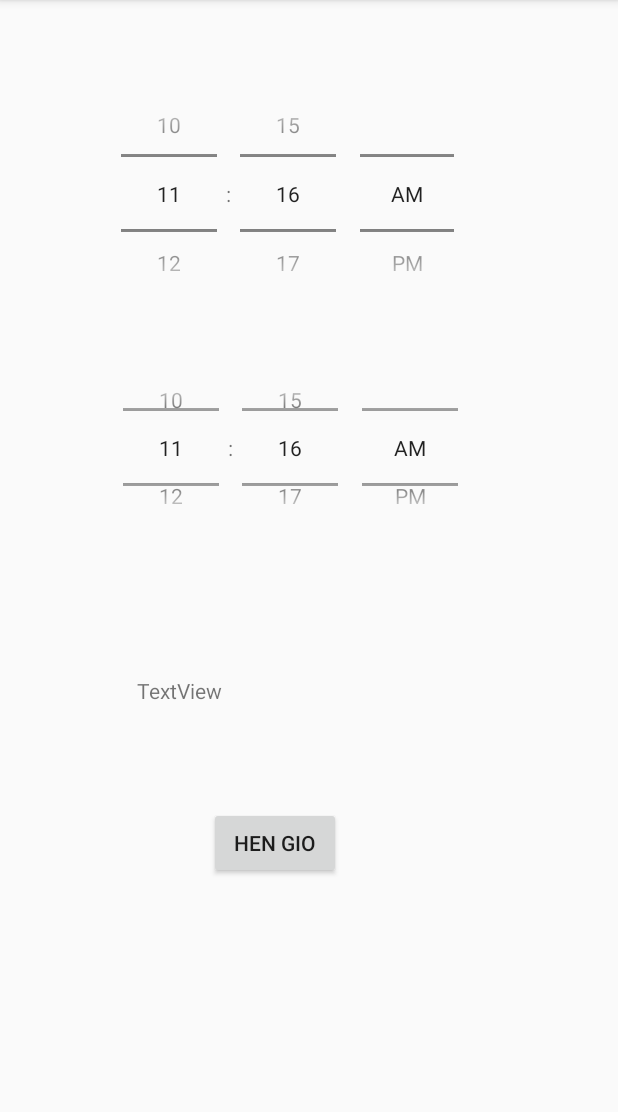
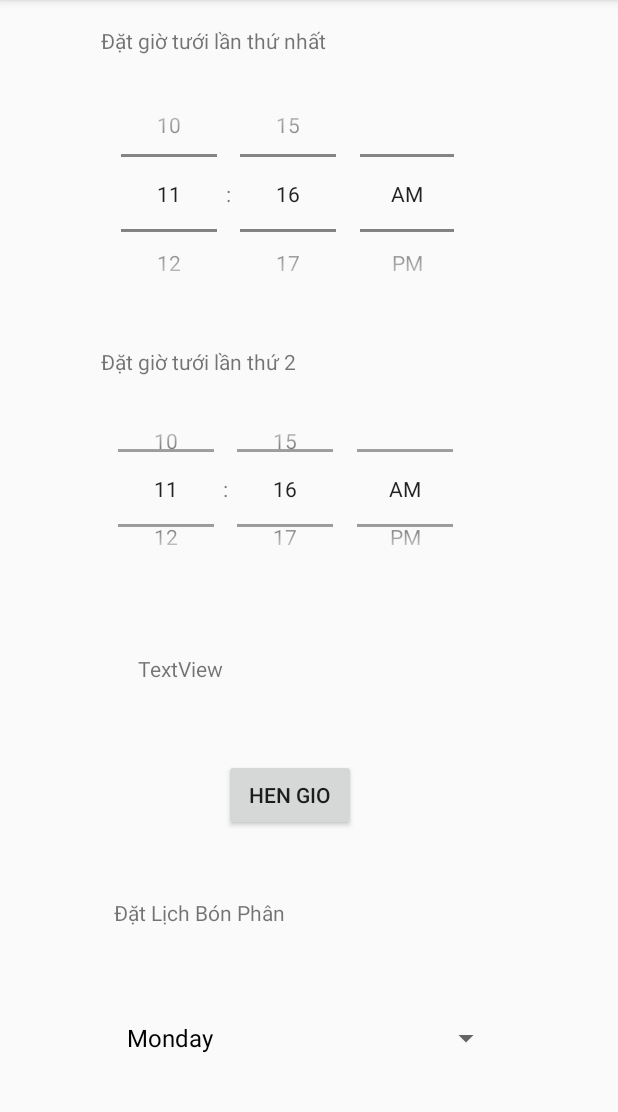
Before and after one commit to ScarecrowStraw/SmartGarden, an Android app: the Main2Activity screen opened directly, with no data from a screen before it, on a phone screen of 412 x 824 dp, the part 84-1196 px from its top. Run offline under Robolectric (Android 15) with nearby library versions, the phone set to English and light mode, and no system bars; our stand-ins replace Firebase (no records; nobody signed in at launch, a user with empty details on screens opened directly).

Commit message:
demo android ver1

```diff
--- a/luongduong/demo/app/build.gradle
+++ b/luongduong/demo/app/build.gradle
@@ -40,4 +40,5 @@ dependencies {
     androidTestImplementation 'androidx.test.ext:junit:1.1.1'
     androidTestImplementation 'androidx.test.espresso:espresso-core:3.2.0'
     implementation 'androidx.recyclerview:recyclerview:1.0.0'
+
 }
--- a/luongduong/demo/app/src/main/java/com/example/demo/Main2Activity.java
+++ b/luongduong/demo/app/src/main/java/com/example/demo/Main2Activity.java
@@ -23,14 +23,14 @@ import java.sql.DatabaseMetaData;
 import java.util.ArrayList;
 import java.util.Calendar;
 
-public class Main2Activity extends AppCompatActivity {
+public class Main2Activity extends AppCompatActivity  {
     Button hengio;
     TimePicker timePicker;
     TimePicker timePicker2;
     TextView textView;
     Calendar calendar;
     DatabaseReference mData;
-
+    Spinner spinnertuoi;
 
     @Override
     protected void onCreate(Bundle savedInstanceState) {
@@ -44,6 +44,19 @@ public class Main2Activity extends AppCompatActivity {
         timePicker = (TimePicker)findViewById(R.id.Timepicker);
         timePicker2 = (TimePicker) findViewById(R.id.Timepicker2);
         calendar = Calendar.getInstance();
+        spinnertuoi = (Spinner)findViewById(R.id.spinnertuoi);
+
+        ArrayList<String> arraydays = new ArrayList<>();
+        arraydays.add("Monday");
+        arraydays.add("Tuesday");
+        arraydays.add("Wednesday");
+        arraydays.add("Thursday");
+        arraydays.add("Friday");
+        arraydays.add("Saturday");
+        arraydays.add("Sunday");
+
+        ArrayAdapter arrayAdapter = new ArrayAdapter(this, android.R.layout.simple_spinner_dropdown_item, arraydays);
+        spinnertuoi.setAdapter(arrayAdapter);
 
         hengio.setOnClickListener(new View.OnClickListener() {
             @Override
@@ -72,6 +85,18 @@ public class Main2Activity extends AppCompatActivity {
                         + " va gio ban dat tiep theo la: " + string_gio2 + " gio " + string_phut2);
             }
         });
+        spinnertuoi.setOnItemSelectedListener(new AdapterView.OnItemSelectedListener() {
+            @Override
+            public void onItemSelected(AdapterView<?> parent, View view, int position, long id) {
+                String lich = spinnertuoi.getSelectedItem().toString();
+                mData.child("lich").setValue(lich);
+            }
+
+            @Override
+            public void onNothingSelected(AdapterView<?> parent) {
+
+            }
+        });
 
     }
 }
--- a/luongduong/demo/app/src/main/res/layout/activity_main2.xml
+++ b/luongduong/demo/app/src/main/res/layout/activity_main2.xml
@@ -25,19 +25,19 @@
         android:timePickerMode="spinner"
         app:layout_constraintBottom_toBottomOf="parent"
         app:layout_constraintEnd_toEndOf="parent"
-        app:layout_constraintHorizontal_bias="0.422"
+        app:layout_constraintHorizontal_bias="0.402"
         app:layout_constraintStart_toStartOf="parent"
         app:layout_constraintTop_toBottomOf="@+id/Timepicker"
-        app:layout_constraintVertical_bias="0.048" />
+        app:layout_constraintVertical_bias="0.112" />
 
     <Button
         android:id="@+id/hengio"
         android:layout_width="wrap_content"
         android:layout_height="wrap_content"
-        android:layout_marginTop="324dp"
+        android:layout_marginTop="292dp"
         android:text="@string/hen_gio"
         app:layout_constraintEnd_toEndOf="parent"
-        app:layout_constraintHorizontal_bias="0.43"
+        app:layout_constraintHorizontal_bias="0.461"
         app:layout_constraintStart_toStartOf="parent"
         app:layout_constraintTop_toBottomOf="@+id/Timepicker" />
 
@@ -48,8 +48,54 @@
         android:text="@string/textview"
         app:layout_constraintBottom_toBottomOf="parent"
         app:layout_constraintEnd_toEndOf="parent"
-        app:layout_constraintHorizontal_bias="0.438"
+        app:layout_constraintHorizontal_bias="0.442"
         app:layout_constraintStart_toStartOf="parent"
         app:layout_constraintTop_toTopOf="@+id/Timepicker"
-        app:layout_constraintVertical_bias="0.612" />
+        app:layout_constraintVertical_bias="0.59" />
+
+    <Spinner
+        android:id="@+id/spinnertuoi"
+        android:layout_width="258dp"
+        android:layout_height="64dp"
+        android:layout_marginBottom="44dp"
+        app:layout_constraintBottom_toBottomOf="parent"
+        app:layout_constraintEnd_toEndOf="parent"
+        app:layout_constraintHorizontal_bias="0.496"
+        app:layout_constraintStart_toStartOf="parent" />
+
+    <TextView
+        android:id="@+id/textView1"
+        android:layout_width="wrap_content"
+        android:layout_height="wrap_content"
+        android:text="@string/t_gi_t_i_l_n_th_nh_t"
+        app:layout_constraintBottom_toTopOf="@+id/Timepicker"
+        app:layout_constraintEnd_toEndOf="parent"
+        app:layout_constraintHorizontal_bias="0.256"
+        app:layout_constraintStart_toStartOf="parent"
+        app:layout_constraintTop_toTopOf="parent"
+        app:layout_constraintVertical_bias="0.695" />
+
+    <TextView
+        android:id="@+id/textView2"
+        android:layout_width="wrap_content"
+        android:layout_height="wrap_content"
+        android:text="@string/t_gi_t_i_l_n_th_2"
+        app:layout_constraintBottom_toTopOf="@+id/Timepicker2"
+        app:layout_constraintEnd_toEndOf="parent"
+        app:layout_constraintHorizontal_bias="0.239"
+        app:layout_constraintStart_toStartOf="parent"
+        app:layout_constraintTop_toBottomOf="@+id/Timepicker"
+        app:layout_constraintVertical_bias="0.6" />
+
+    <TextView
+        android:id="@+id/textView4"
+        android:layout_width="144dp"
+        android:layout_height="27dp"
+        android:text="@string/t_l_ch_b_n_ph_n"
+        app:layout_constraintBottom_toTopOf="@+id/spinnertuoi"
+        app:layout_constraintEnd_toEndOf="parent"
+        app:layout_constraintHorizontal_bias="0.284"
+        app:layout_constraintStart_toStartOf="parent"
+        app:layout_constraintTop_toBottomOf="@+id/hengio"
+        app:layout_constraintVertical_bias="0.568" />
 </androidx.constraintlayout.widget.ConstraintLayout>
--- a/luongduong/demo/app/src/main/res/values/strings.xml
+++ b/luongduong/demo/app/src/main/res/values/strings.xml
@@ -19,4 +19,11 @@
     <string name="_24">24</string>
     <string name="_72">72</string>
     <string name="_10">10</string>
+    <string name="t_nh_tr_ng_c_a_c_y">Tình trạng của cây</string>
+    <string name="ng_y_b_n_ph_n">ngày bón phân</string>
+    <string name="h_n_gi_t_i_c_y">Hẹn giờ tưới cây</string>
+    <string name="t_gi_t_i_l_n_th_2">Đặt giờ tưới lần thứ 2</string>
+    <string name="t_gi_t_i_l_n_th_nh_t">Đặt giờ tưới lần thứ nhất</string>
+    <string name="t_l_ch_b_n_ph_n">Đặt Lịch Bón Phân</string>
+
 </resources>
```
Also changed, not shown: luongduong/demo/app/src/main/java/com/example/demo/MainActivity.java (+2 -18 lines), luongduong/demo/app/src/main/res/layout/activity_main.xml (+9 -42 lines).
